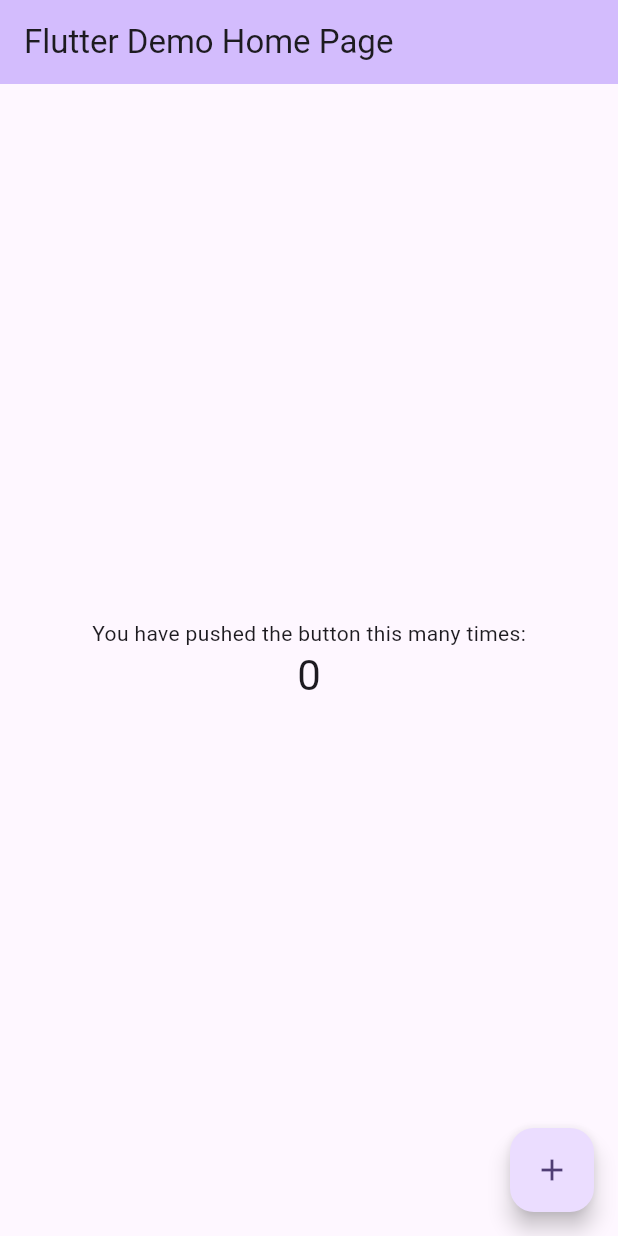
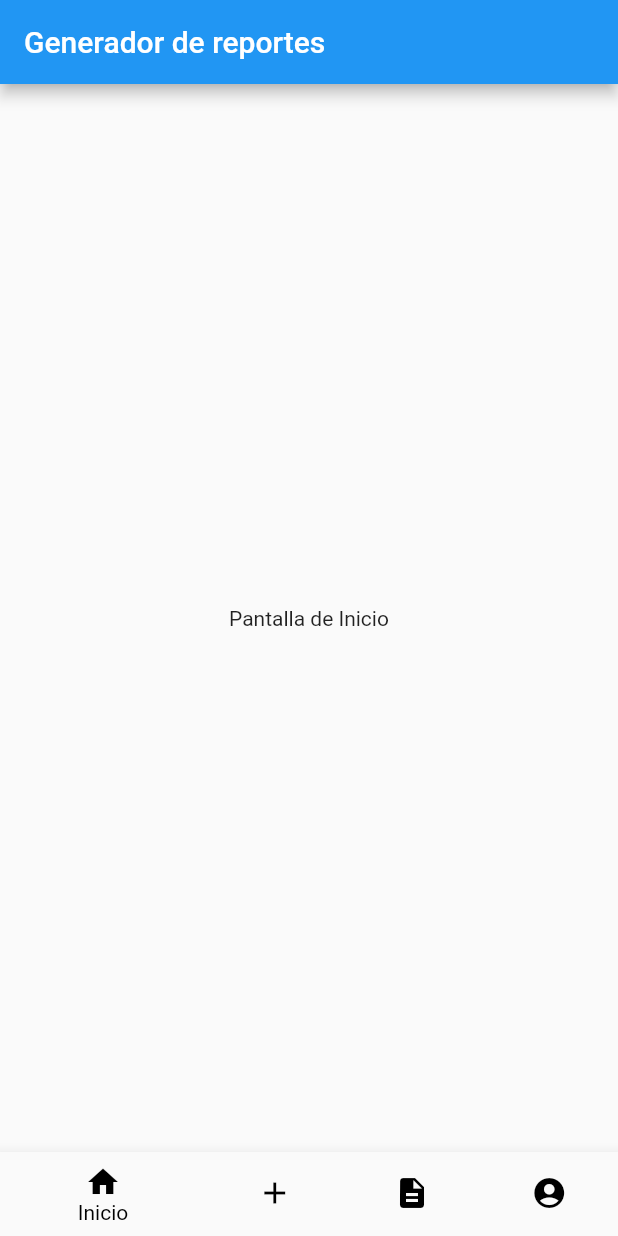
Before and after one commit to Baalgarthem/generadorReportes, a Flutter app: the screen it shows after launch, on a phone screen of 412 x 824 dp. Run offline on Flutter 3.47's test engine with Material 2 defaults, Android fonts, the phone set to English and light mode, and no system bars.

Commit message:
Desarrollo de la pantalla main

```diff
--- a/lib/main.dart
+++ b/lib/main.dart
@@ -1,125 +1,95 @@
 import 'package:flutter/material.dart';
 
 void main() {
-  runApp(const MyApp());
+  runApp(MyApp());
 }
 
 class MyApp extends StatelessWidget {
-  const MyApp({super.key});
-
-  // This widget is the root of your application.
   @override
   Widget build(BuildContext context) {
     return MaterialApp(
-      title: 'Flutter Demo',
-      theme: ThemeData(
-        // This is the theme of your application.
-        //
-        // TRY THIS: Try running your application with "flutter run". You'll see
-        // the application has a blue toolbar. Then, without quitting the app,
-        // try changing the seedColor in the colorScheme below to Colors.green
-        // and then invoke "hot reload" (save your changes or press the "hot
-        // reload" button in a Flutter-supported IDE, or press "r" if you used
-        // the command line to start the app).
-        //
-        // Notice that the counter didn't reset back to zero; the application
-        // state is not lost during the reload. To reset the state, use hot
-        // restart instead.
-        //
-        // This works for code too, not just values: Most code changes can be
-        // tested with just a hot reload.
-        colorScheme: ColorScheme.fromSeed(seedColor: Colors.deepPurple),
-        useMaterial3: true,
-      ),
-      home: const MyHomePage(title: 'Flutter Demo Home Page'),
+      home: HomeScreen(),
     );
   }
 }
 
-class MyHomePage extends StatefulWidget {
-  const MyHomePage({super.key, required this.title});
-
-  // This widget is the home page of your application. It is stateful, meaning
-  // that it has a State object (defined below) that contains fields that affect
-  // how it looks.
-
-  // This class is the configuration for the state. It holds the values (in this
-  // case the title) provided by the parent (in this case the App widget) and
-  // used by the build method of the State. Fields in a Widget subclass are
-  // always marked "final".
-
-  final String title;
-
+class HomeScreen extends StatefulWidget {
   @override
-  State<MyHomePage> createState() => _MyHomePageState();
+  _HomeScreenState createState() => _HomeScreenState();
 }
 
-class _MyHomePageState extends State<MyHomePage> {
-  int _counter = 0;
+class _HomeScreenState extends State<HomeScreen> {
+  int _selectedIndex = 0;
 
-  void _incrementCounter() {
+  final List<Widget> _pages = [
+    Center(
+      child: Text('Pantalla de Inicio'),
+    ),
+    Center(
+      child: Text('Pantalla de Capturar Reporte'),
+    ),
+    Center(
+      child: Column(
+        mainAxisAlignment: MainAxisAlignment.center,
+        children: [
+          Icon(
+            Icons.description,
+            // Cambia a un icono relacionado a informes o documentación
+            size: 48,
+          ),
+          SizedBox(height: 16),
+          Text('Pantalla de Ver Reportes'),
+        ],
+      ),
+    ),
+    Center(
+      child: Text('Pantalla de Usuario'),
+    ),
+  ];
+
+  void _onItemTapped(int index) {
     setState(() {
-      // This call to setState tells the Flutter framework that something has
-      // changed in this State, which causes it to rerun the build method below
-      // so that the display can reflect the updated values. If we changed
-      // _counter without calling setState(), then the build method would not be
-      // called again, and so nothing would appear to happen.
-      _counter++;
+      _selectedIndex = index;
     });
   }
 
   @override
   Widget build(BuildContext context) {
-    // This method is rerun every time setState is called, for instance as done
-    // by the _incrementCounter method above.
-    //
-    // The Flutter framework has been optimized to make rerunning build methods
-    // fast, so that you can just rebuild anything that needs updating rather
-    // than having to individually change instances of widgets.
     return Scaffold(
       appBar: AppBar(
-        // TRY THIS: Try changing the color here to a specific color (to
-        // Colors.amber, perhaps?) and trigger a hot reload to see the AppBar
-        // change color while the other colors stay the same.
-        backgroundColor: Theme.of(context).colorScheme.inversePrimary,
-        // Here we take the value from the MyHomePage object that was created by
-        // the App.build method, and use it to set our appbar title.
-        title: Text(widget.title),
+        title: Text('Generador de reportes'),
       ),
-      body: Center(
-        // Center is a layout widget. It takes a single child and positions it
-        // in the middle of the parent.
-        child: Column(
-          // Column is also a layout widget. It takes a list of children and
-          // arranges them vertically. By default, it sizes itself to fit its
-          // children horizontally, and tries to be as tall as its parent.
-          //
-          // Column has various properties to control how it sizes itself and
-          // how it positions its children. Here we use mainAxisAlignment to
-          // center the children vertically; the main axis here is the vertical
-          // axis because Columns are vertical (the cross axis would be
-          // horizontal).
-          //
-          // TRY THIS: Invoke "debug painting" (choose the "Toggle Debug Paint"
-          // action in the IDE, or press "p" in the console), to see the
-          // wireframe for each widget.
-          mainAxisAlignment: MainAxisAlignment.center,
-          children: <Widget>[
-            const Text(
-              'You have pushed the button this many times:',
-            ),
-            Text(
-              '$_counter',
-              style: Theme.of(context).textTheme.headlineMedium,
-            ),
-          ],
-        ),
+      body: _pages[_selectedIndex],
+      bottomNavigationBar: BottomNavigationBar(
+        items: [
+          BottomNavigationBarItem(
+            icon: Icon(Icons.home),
+            label: 'Inicio',
+          ),
+          BottomNavigationBarItem(
+            icon: Icon(Icons.add),
+            label: 'Capturar Reporte',
+          ),
+          BottomNavigationBarItem(
+            icon: Icon(Icons.description),
+            label: 'Ver Reportes',
+          ),
+          BottomNavigationBarItem(
+            icon: Icon(Icons.account_circle),
+            label: 'Usuario',
+          ),
+        ],
+        currentIndex: _selectedIndex,
+        onTap: _onItemTapped,
+        backgroundColor: Colors.grey[200],
+        // Color de fondo de la barra de navegación (gris ligero)
+        unselectedItemColor: Colors.black,
+        // Color de íconos no seleccionados (negro)
+        selectedItemColor: Colors.black,
+        // Color de íconos seleccionados (negro)
+        selectedLabelStyle: TextStyle(
+            color: Colors.white), // Color del texto seleccionado (blanco)
       ),
-      floatingActionButton: FloatingActionButton(
-        onPressed: _incrementCounter,
-        tooltip: 'Increment',
-        child: const Icon(Icons.add),
-      ), // This trailing comma makes auto-formatting nicer for build methods.
     );
   }
 }
```
Also changed, not shown: lib/formReport.dart (added), lib/formUserData.dart (added), lib/reportCapture.dart (added), lib/reportView.dart (added).
